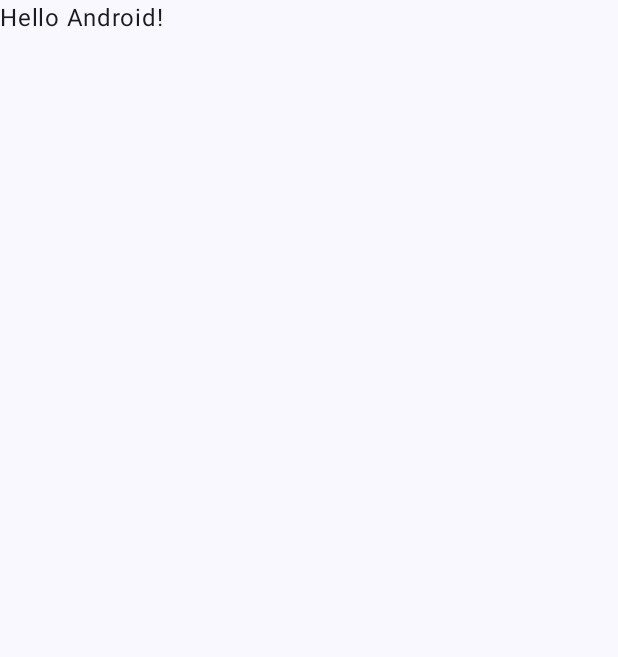
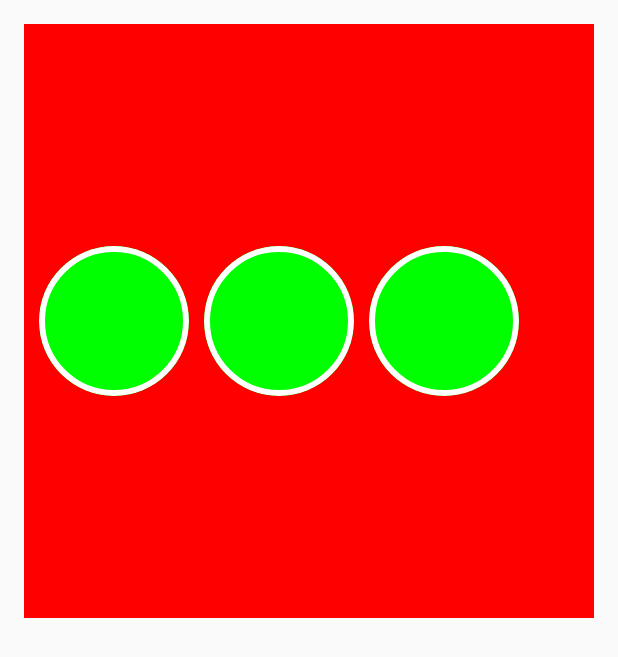
Before and after one commit to srikanth4mobileapps/ComposePracticeWork, an Android app built with Jetpack Compose: the screen it shows after launch (MainActivity), on a phone screen of 412 x 824 dp. Before the commit the part shown is almost empty. Shown: the top 657 px of the screen. Run offline under Robolectric (Android 15) with nearby library versions, the phone set to English and light mode, and no system bars.

Commit message:
Modifier with box layout

```diff
--- a/app/src/main/java/com/sri/composepracticework/MainActivity.kt
+++ b/app/src/main/java/com/sri/composepracticework/MainActivity.kt
@@ -3,44 +3,89 @@ package com.sri.composepracticework
 import android.os.Bundle
 import androidx.activity.ComponentActivity
 import androidx.activity.compose.setContent
-import androidx.compose.foundation.layout.fillMaxSize
-import androidx.compose.material3.MaterialTheme
-import androidx.compose.material3.Surface
-import androidx.compose.material3.Text
+import androidx.compose.foundation.background
+import androidx.compose.foundation.border
+import androidx.compose.foundation.layout.Box
+import androidx.compose.foundation.layout.Row
+import androidx.compose.foundation.layout.Spacer
+import androidx.compose.foundation.layout.fillMaxHeight
+import androidx.compose.foundation.layout.fillMaxWidth
+import androidx.compose.foundation.layout.padding
+import androidx.compose.foundation.layout.size
+import androidx.compose.foundation.layout.width
+import androidx.compose.foundation.shape.CircleShape
 import androidx.compose.runtime.Composable
+import androidx.compose.ui.Alignment
 import androidx.compose.ui.Modifier
+import androidx.compose.ui.draw.clip
+import androidx.compose.ui.graphics.Color
 import androidx.compose.ui.tooling.preview.Preview
+import androidx.compose.ui.unit.dp
 import com.sri.composepracticework.ui.theme.ComposePracticeWorkTheme
 
 class MainActivity : ComponentActivity() {
     override fun onCreate(savedInstanceState: Bundle?) {
         super.onCreate(savedInstanceState)
         setContent {
-            ComposePracticeWorkTheme {
+            /*ComposePracticeWorkTheme {
                 // A surface container using the 'background' color from the theme
                 Surface(
                     modifier = Modifier.fillMaxSize(),
                     color = MaterialTheme.colorScheme.background
                 ) {
-                    Greeting("Android")
+
                 }
-            }
+            }*/
+            Greeting()
         }
     }
 }
 
 @Composable
-fun Greeting(name: String, modifier: Modifier = Modifier) {
-    Text(
-        text = "Hello $name!",
-        modifier = modifier
-    )
+fun Greeting() {
+
+    Box(
+        modifier = Modifier
+            .padding(16.dp)
+            .fillMaxWidth()
+            .fillMaxHeight(0.5f)
+            .background(Color.Red), contentAlignment = Alignment.Center
+    ) {
+        Row(modifier = Modifier.fillMaxWidth()) {
+            Spacer(modifier = Modifier.width(10.dp))
+            Box(
+                modifier = Modifier
+                    .size(100.dp)
+                    .clip(CircleShape)
+                    .border(width = 4.dp, color = Color.White, shape = CircleShape)
+                    .background(Color.Green)
+            )
+            Spacer(modifier = Modifier.width(10.dp))
+            Box(
+                modifier = Modifier
+                    .size(100.dp)
+                    .clip(CircleShape)
+                    .border(width = 4.dp, color = Color.White, shape = CircleShape)
+                    .background(Color.Green)
+            )
+            Spacer(modifier = Modifier.width(10.dp))
+            Box(
+                modifier = Modifier
+                    .size(100.dp)
+                    .clip(CircleShape)
+                    .border(width = 4.dp, color = Color.White, shape = CircleShape)
+                    .background(Color.Green)
+            )
+        }
+
+    }
+
 }
 
 @Preview(showBackground = true)
 @Composable
 fun GreetingPreview() {
     ComposePracticeWorkTheme {
-        Greeting("Android")
+        Greeting()
     }
 }
```
